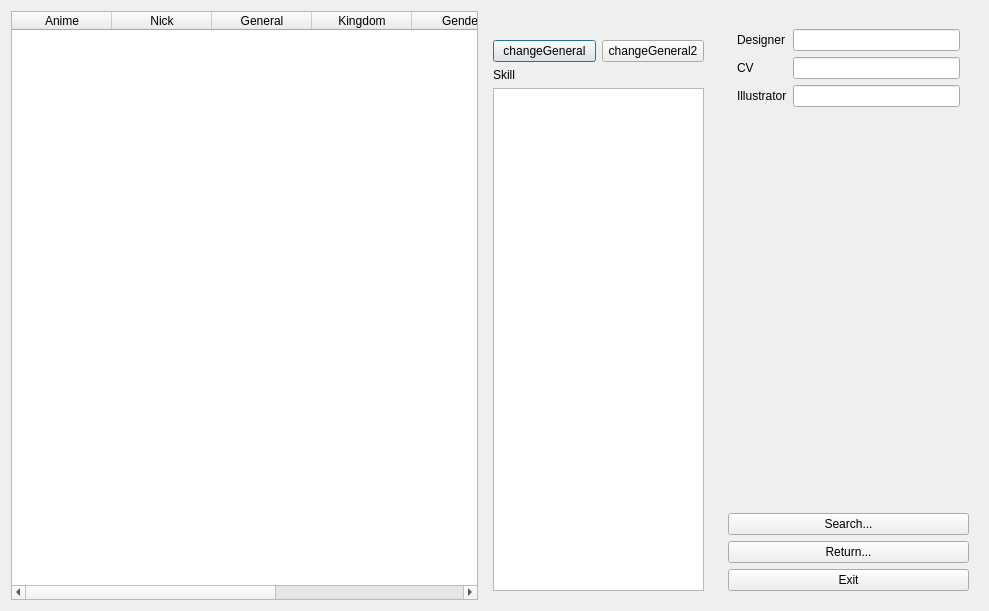
The window that src/dialog/generaloverview.ui (zeromathematics/QSanguosha-v2-AnimeMod) describes before a commit, drawn with Qt 5.
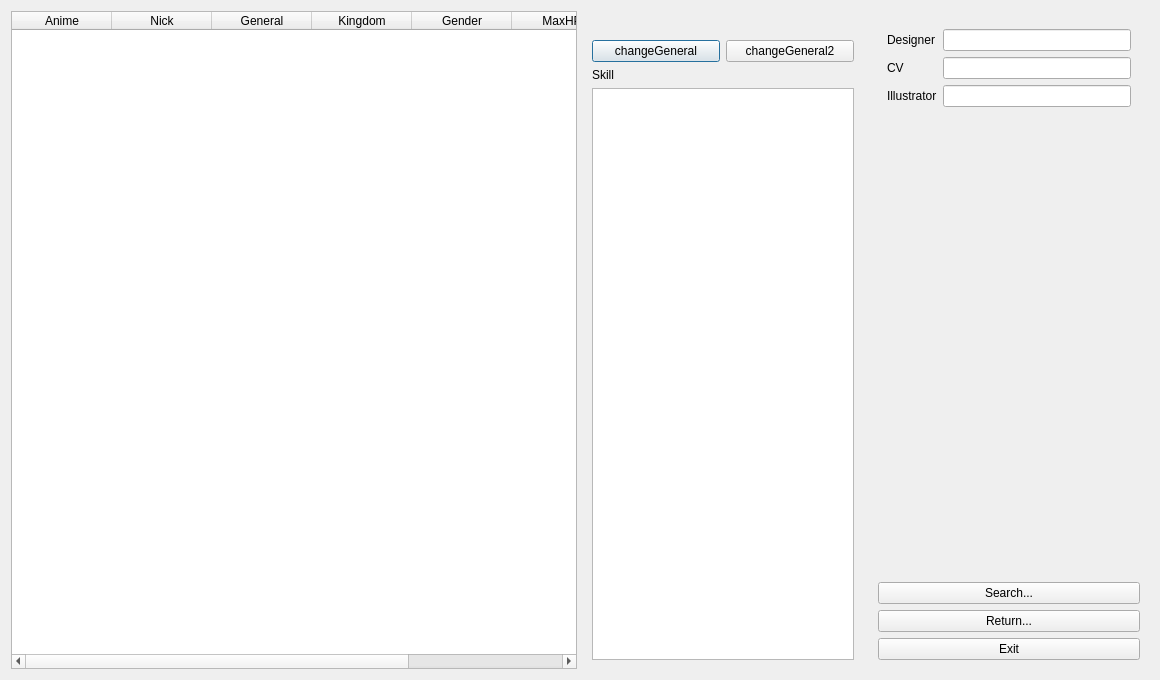
The same window after the commit. Icons and pictures are not drawn.

The edit to the form file:
```diff
--- a/src/dialog/generaloverview.ui
+++ b/src/dialog/generaloverview.ui
@@ -9,8 +9,8 @@
    <rect>
     <x>0</x>
     <y>0</y>
-    <width>989</width>
-    <height>611</height>
+    <width>1160</width>
+    <height>680</height>
    </rect>
   </property>
   <property name="minimumSize">
@@ -133,7 +133,7 @@
          <widget class="QTextEdit" name="skillTextEdit">
           <property name="maximumSize">
            <size>
-            <width>211</width>
+            <width>800</width>
             <height>16777215</height>
            </size>
           </property>
@@ -242,8 +242,8 @@
             <rect>
              <x>0</x>
              <y>0</y>
-             <width>241</width>
-             <height>351</height>
+             <width>256</width>
+             <height>420</height>
             </rect>
            </property>
           </widget>
```
